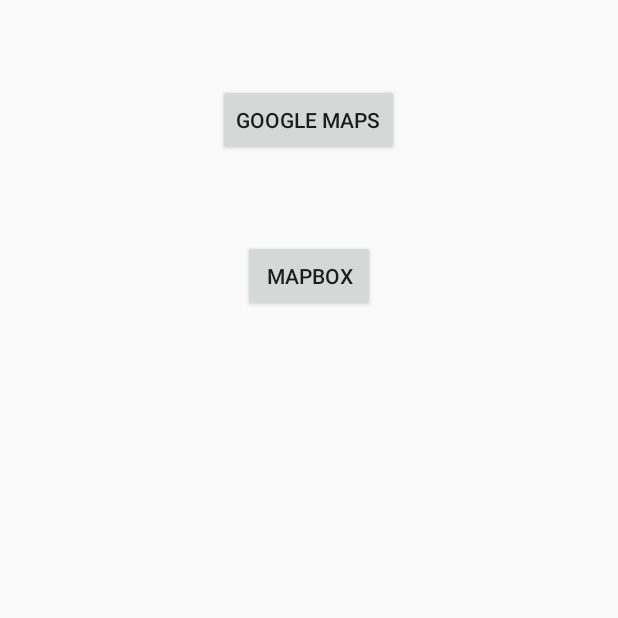
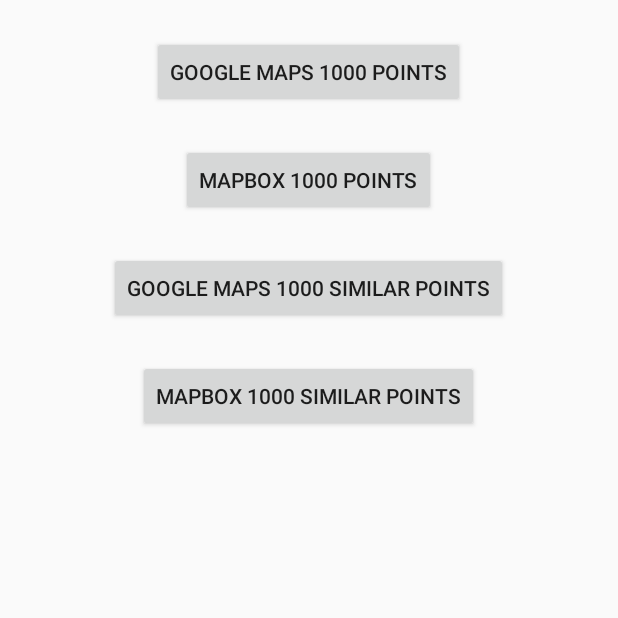
Before and after one commit to kyle-ilantzis/AndroidMaps, an Android app: the screen it shows after launch (MainActivity), on a phone screen of 412 x 824 dp, the top half of it. Run offline under Robolectric (Android 15) with nearby library versions, the phone set to English and light mode, and no system bars.

Commit message:
experiment 1000 similar points

```diff
--- a/app/src/main/java/com/github/kyleilantzis/androidmaps/MainActivity.kt
+++ b/app/src/main/java/com/github/kyleilantzis/androidmaps/MainActivity.kt
@@ -11,10 +11,20 @@
 
         setContentView(R.layout.activity_main)
 
-        val b1 = findViewById(R.id.googleMapsBtn) as Button
-        b1.setOnClickListener { MapActivity.start(this, MapActivity.TYPE_GOOGLEMAPS, MapActivity.ACTION_1000_POINTS) }
+        (findViewById(R.id.googleMaps_1000_points_btn) as Button).setOnClickListener {
+            MapActivity.start(this, MapActivity.TYPE_GOOGLEMAPS, MapActivity.ACTION_1000_POINTS)
+        }
 
-        val b2 = findViewById(R.id.mapboxBtn) as Button
-        b2.setOnClickListener { MapActivity.start(this, MapActivity.TYPE_MAPBOX, MapActivity.ACTION_1000_POINTS) }
+        (findViewById(R.id.mapbox_1000_points_btn) as Button).setOnClickListener {
+            MapActivity.start(this, MapActivity.TYPE_MAPBOX, MapActivity.ACTION_1000_POINTS)
+        }
+
+        (findViewById(R.id.googleMaps_1000_similar_points_btn) as Button).setOnClickListener {
+            MapActivity.start(this, MapActivity.TYPE_GOOGLEMAPS, MapActivity.ACTION_1000_SIMILAR_POINTS)
+        }
+
+        (findViewById(R.id.mapbox_1000_similar_points_btn) as Button).setOnClickListener {
+            MapActivity.start(this, MapActivity.TYPE_MAPBOX, MapActivity.ACTION_1000_SIMILAR_POINTS)
+        }
     }
 }
--- a/app/src/main/res/layout/activity_main.xml
+++ b/app/src/main/res/layout/activity_main.xml
@@ -1,27 +1,47 @@
 <?xml version="1.0" encoding="utf-8"?>
-<RelativeLayout
+<ScrollView
     xmlns:android="http://schemas.android.com/apk/res/android"
     xmlns:tools="http://schemas.android.com/tools"
     android:layout_width="match_parent"
     android:layout_height="match_parent"
     tools:context=".MainActivity">
 
-    <Button
-        android:id="@+id/googleMapsBtn"
-        android:layout_width="wrap_content"
+    <LinearLayout
+        android:layout_width="match_parent"
         android:layout_height="wrap_content"
-        android:layout_marginTop="56dp"
-        android:layout_alignParentTop="true"
-        android:layout_centerHorizontal="true"
-        android:text="Google Maps"/>
+        android:orientation="vertical">
 
-    <Button
-        android:id="@+id/mapboxBtn"
-        android:layout_width="wrap_content"
-        android:layout_height="wrap_content"
-        android:layout_marginTop="56dp"
-        android:layout_below="@+id/googleMapsBtn"
-        android:layout_centerHorizontal="true"
-        android:text="Mapbox"/>
+        <Button
+            android:id="@+id/googleMaps_1000_points_btn"
+            android:layout_width="wrap_content"
+            android:layout_height="wrap_content"
+            android:layout_marginTop="24dp"
+            android:layout_gravity="center_horizontal"
+            android:text="Google Maps 1000 points"/>
 
-</RelativeLayout>
+        <Button
+            android:id="@+id/mapbox_1000_points_btn"
+            android:layout_width="wrap_content"
+            android:layout_height="wrap_content"
+            android:layout_marginTop="24dp"
+            android:layout_gravity="center_horizontal"
+            android:text="Mapbox 1000 points"/>
+
+        <Button
+            android:id="@+id/googleMaps_1000_similar_points_btn"
+            android:layout_width="wrap_content"
+            android:layout_height="wrap_content"
+            android:layout_marginTop="24dp"
+            android:layout_gravity="center_horizontal"
+            android:text="Google Maps 1000 similar points"/>
+
+        <Button
+            android:id="@+id/mapbox_1000_similar_points_btn"
+            android:layout_width="wrap_content"
+            android:layout_height="wrap_content"
+            android:layout_marginTop="24dp"
+            android:layout_gravity="center_horizontal"
+            android:text="Mapbox 1000 similar points"/>
+
+    </LinearLayout>
+</ScrollView>
```
Also changed, not shown: app/src/main/java/com/github/kyleilantzis/androidmaps/MapActivity.kt (+86 -22 lines).
